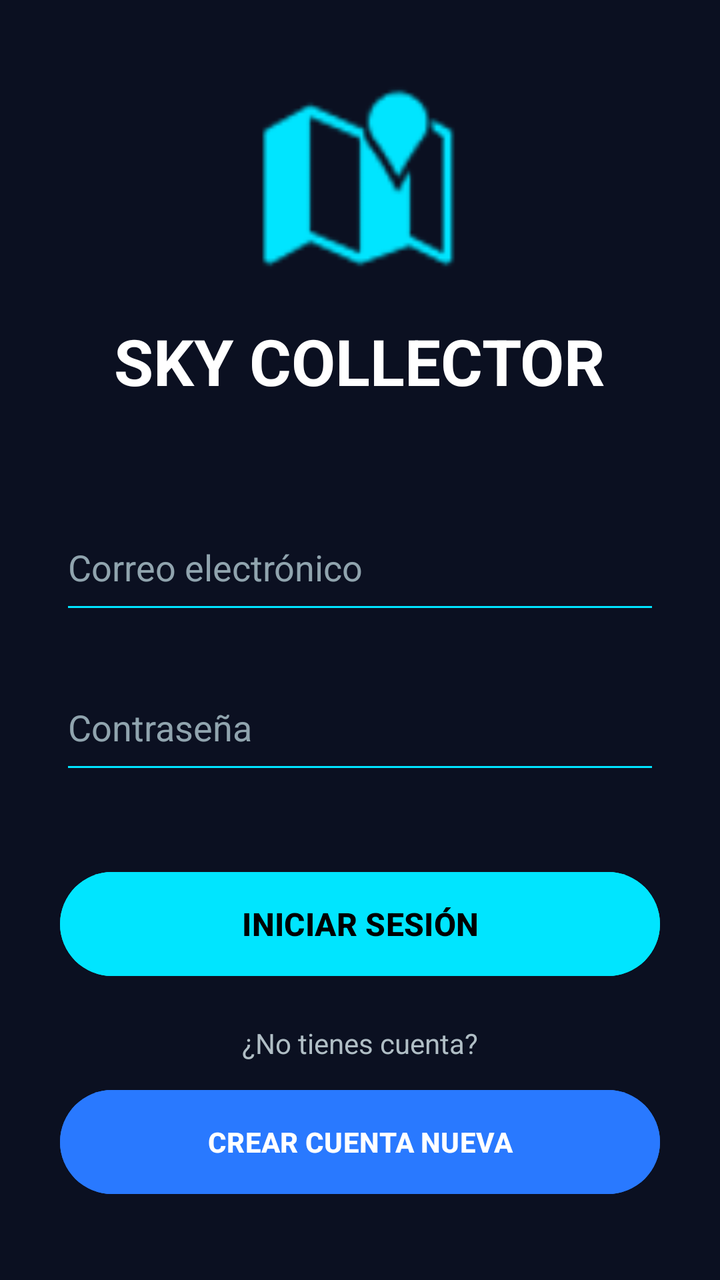
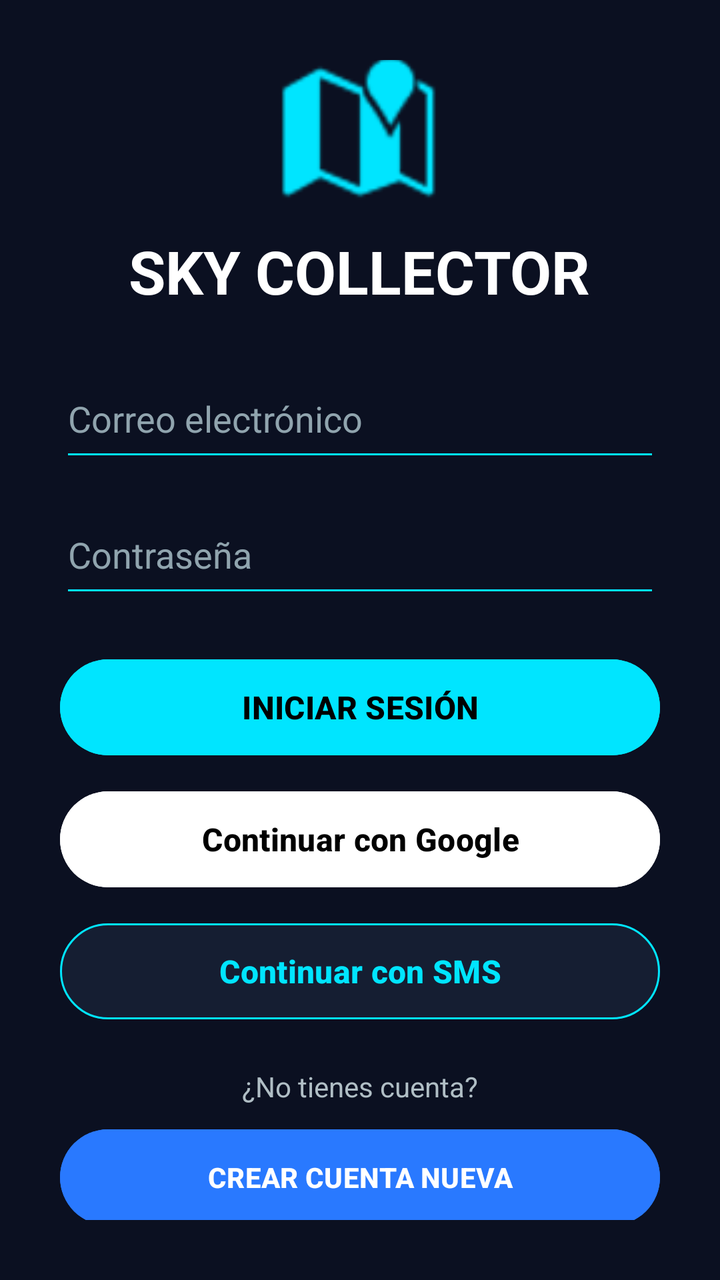

The first picture is an Android layout as it rendered before a commit; the second is the same layout after the commit. The layout source and the unified diff follow.
<!-- AndroidManifest.xml: application theme Theme.SkyCollectorApp -->
<!-- res/layout/activity_login.xml -->
<?xml version="1.0" encoding="utf-8"?>
<LinearLayout xmlns:android="http://schemas.android.com/apk/res/android"
    xmlns:app="http://schemas.android.com/apk/res-auto"
    android:layout_width="match_parent"
    android:layout_height="match_parent"
    android:orientation="vertical"
    android:gravity="center"
    android:background="#0B1021"
    android:padding="30dp">

    
    <ImageView
        android:layout_width="100dp"
        android:layout_height="100dp"
        android:src="@android:drawable/ic_dialog_map"
        android:layout_marginBottom="20dp"
        app:tint="#00E5FF" />

    
    <TextView
        android:layout_width="wrap_content"
        android:layout_height="wrap_content"
        android:text="@string/sky_collector"
        android:textColor="#FFFFFF"
        android:textSize="32sp"
        android:textStyle="bold"
        android:layout_marginBottom="50dp"/>

    
    <EditText
        android:id="@+id/etEmail"
        android:layout_width="match_parent"
        android:layout_height="60dp"
        android:hint="@string/correo_electr_nico"
        android:textColor="#FFFFFF"
        android:textColorHint="#90A4AE"
        android:inputType="textEmailAddress"
        android:backgroundTint="#00E5FF"
        android:layout_marginBottom="20dp"/>

    
    <EditText
        android:id="@+id/etPassword"
        android:layout_width="match_parent"
        android:layout_height="60dp"
        android:hint="@string/contrase_a"
        android:textColor="#FFFFFF"
        android:textColorHint="#90A4AE"
        android:inputType="textPassword"
        android:backgroundTint="#00E5FF"
        android:layout_marginBottom="40dp"/>

    
    <Button
        android:id="@+id/btnLogin"
        android:layout_width="match_parent"
        android:layout_height="60dp"
        android:text="@string/iniciar_sesi_n"
        android:backgroundTint="#00E5FF"
        android:textColor="#000000"
        android:textSize="16sp"
        android:textStyle="bold"
        android:layout_marginBottom="20dp"/>

    
    <TextView
        android:layout_width="wrap_content"
        android:layout_height="wrap_content"
        android:text="@string/no_tienes_cuenta"
        android:textColor="#B0BEC5"
        android:layout_marginBottom="10dp"/>

    
    <Button
        android:id="@+id/btnRegistro"
        android:layout_width="match_parent"
        android:layout_height="60dp"
        android:text="@string/crear_cuenta_nueva"
        android:backgroundTint="#2979FF"
        android:textColor="#FFFFFF"
        android:textStyle="bold"/>

</LinearLayout>
<!-- resources referenced by this layout -->
<resources>
  <string name="contrase_a">Contraseña</string>
  <string name="correo_electr_nico">Correo electrónico</string>
  <string name="crear_cuenta_nueva">CREAR CUENTA NUEVA</string>
  <string name="iniciar_sesi_n">INICIAR SESIÓN</string>
  <string name="no_tienes_cuenta">¿No tienes cuenta?</string>
  <string name="sky_collector">SKY COLLECTOR</string>
  <style name="Theme.SkyCollectorApp" parent="Base.Theme.SkyCollectorApp" />
  <style name="Base.Theme.SkyCollectorApp" parent="Theme.Material3.DayNight.NoActionBar">
          
          
      </style>
</resources>

<!-- the commit's change to res/layout/activity_login.xml (unified diff, before → after) -->
@@ -10,10 +10,10 @@
 
     
     <ImageView
-        android:layout_width="100dp"
-        android:layout_height="100dp"
+        android:layout_width="80dp"
+        android:layout_height="80dp"
         android:src="@android:drawable/ic_dialog_map"
-        android:layout_marginBottom="20dp"
+        android:layout_marginBottom="12dp"
         app:tint="#00E5FF" />
 
     
@@ -22,44 +22,70 @@
         android:layout_height="wrap_content"
         android:text="@string/sky_collector"
         android:textColor="#FFFFFF"
-        android:textSize="32sp"
+        android:textSize="30sp"
         android:textStyle="bold"
-        android:layout_marginBottom="50dp"/>
+        android:layout_marginBottom="24dp"/>
 
     
     <EditText
         android:id="@+id/etEmail"
         android:layout_width="match_parent"
-        android:layout_height="60dp"
+        android:layout_height="56dp"
         android:hint="@string/correo_electr_nico"
         android:textColor="#FFFFFF"
         android:textColorHint="#90A4AE"
         android:inputType="textEmailAddress"
         android:backgroundTint="#00E5FF"
-        android:layout_marginBottom="20dp"/>
+        android:layout_marginBottom="12dp"/>
 
     
     <EditText
         android:id="@+id/etPassword"
         android:layout_width="match_parent"
-        android:layout_height="60dp"
+        android:layout_height="56dp"
         android:hint="@string/contrase_a"
         android:textColor="#FFFFFF"
         android:textColorHint="#90A4AE"
         android:inputType="textPassword"
         android:backgroundTint="#00E5FF"
-        android:layout_marginBottom="40dp"/>
+        android:layout_marginBottom="22dp"/>
 
     
     <Button
         android:id="@+id/btnLogin"
         android:layout_width="match_parent"
-        android:layout_height="60dp"
+        android:layout_height="56dp"
         android:text="@string/iniciar_sesi_n"
         android:backgroundTint="#00E5FF"
         android:textColor="#000000"
         android:textSize="16sp"
         android:textStyle="bold"
+        android:layout_marginBottom="10dp"/>
+
+    
+    <com.google.android.material.button.MaterialButton
+        android:id="@+id/btnGoogleLogin"
+        android:layout_width="match_parent"
+        android:layout_height="56dp"
+        android:text="Continuar con Google"
+        android:backgroundTint="#FFFFFF"
+        android:textColor="#000000"
+        android:textSize="16sp"
+        android:textStyle="bold"
+        android:layout_marginBottom="10dp"/>
+
+    
+    <com.google.android.material.button.MaterialButton
+        android:id="@+id/btnSmsLogin"
+        android:layout_width="match_parent"
+        android:layout_height="56dp"
+        android:text="Continuar con SMS"
+        android:backgroundTint="#151E32"
+        android:textColor="#00E5FF"
+        android:textSize="16sp"
+        android:textStyle="bold"
+        app:strokeColor="#00E5FF"
+        app:strokeWidth="1dp"
         android:layout_marginBottom="20dp"/>
 
     
@@ -68,13 +94,13 @@
         android:layout_height="wrap_content"
         android:text="@string/no_tienes_cuenta"
         android:textColor="#B0BEC5"
-        android:layout_marginBottom="10dp"/>
+        android:layout_marginBottom="8dp"/>
 
     
     <Button
         android:id="@+id/btnRegistro"
         android:layout_width="match_parent"
-        android:layout_height="60dp"
+        android:layout_height="56dp"
         android:text="@string/crear_cuenta_nueva"
         android:backgroundTint="#2979FF"
         android:textColor="#FFFFFF"
